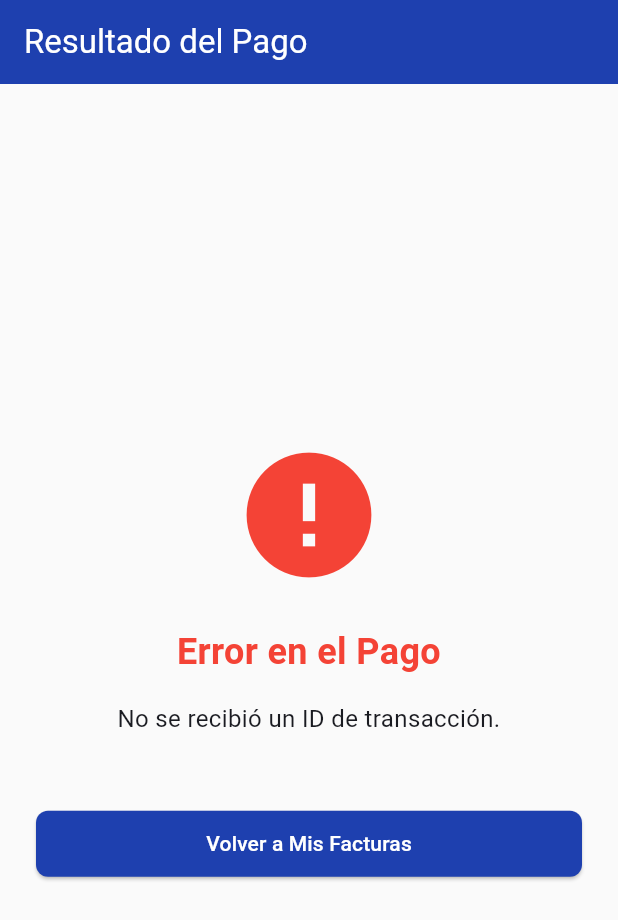
After one commit to JorgeACastr0/Big-Pagos-App-Plataforma-Web, a Flutter app: the PaymentResultScreen screen opened directly, on a phone screen of 412 x 824 dp. The commit adds this screen. Shown: the top 920 px of the screen. Run offline on Flutter 3.47's test engine with Material 3 defaults, Android fonts, the phone set to English and light mode, and no system bars; our stand-ins replace app_links, shared_preferences; accounts and stored records are empty.

Commit message:
Redireccion de pago a la app completamente funcional

```diff
--- a/mobile/bigpagos_mobile/lib/main.dart
+++ b/mobile/bigpagos_mobile/lib/main.dart
@@ -1,9 +1,16 @@
+import 'dart:async';
+
+import 'package:bigpagos_mobile/screens/payment_result_screen.dart';
 import 'package:flutter/material.dart';
 import 'package:provider/provider.dart';
+import 'package:app_links/app_links.dart'; // Updated package
+
 import 'package:bigpagos_mobile/providers/auth_provider.dart';
 import 'package:bigpagos_mobile/screens/cedula_input_screen.dart';
 import 'package:bigpagos_mobile/screens/invoice_list_screen.dart';
-import 'package:bigpagos_mobile/screens/payment_screen.dart';
+
+// Global navigator key
+final GlobalKey<NavigatorState> navigatorKey = GlobalKey<NavigatorState>();
 
 void main() {
   runApp(
@@ -16,13 +23,62 @@ void main() {
   );
 }
 
-class MyApp extends StatelessWidget {
+class MyApp extends StatefulWidget {
   const MyApp({super.key});
+
+  @override
+  State<MyApp> createState() => _MyAppState();
+}
+
+class _MyAppState extends State<MyApp> {
+  late AppLinks _appLinks;
+  StreamSubscription<Uri>? _linkSubscription;
+
+  @override
+  void initState() {
+    super.initState();
+    _initDeepLinks();
+  }
+
+  @override
+  void dispose() {
+    _linkSubscription?.cancel();
+    super.dispose();
+  }
+
+  Future<void> _initDeepLinks() async {
+    _appLinks = AppLinks();
+
+    // Handle initial link when app is launched from cold start
+    final appLink = await _appLinks.getInitialAppLink();
+    if (appLink != null) {
+      _handleUri(appLink);
+    }
+
+    // Handle incoming links when app is running
+    _linkSubscription = _appLinks.uriLinkStream.listen((uri) {
+      if (!mounted) return;
+      _handleUri(uri);
+    });
+  }
+
+  void _handleUri(Uri uri) {
+    if (uri.scheme == 'bigpagos' && uri.host == 'payment' && uri.path == '/result') {
+      final transactionId = uri.queryParameters['id'];
+      navigatorKey.currentState?.pushAndRemoveUntil(
+        MaterialPageRoute(
+          builder: (context) => PaymentResultScreen(transactionId: transactionId),
+        ),
+        (route) => false,
+      );
+    }
+  }
 
   @override
   Widget build(BuildContext context) {
     return MaterialApp(
       title: 'BigPagos Mobile',
+      navigatorKey: navigatorKey, // Set the navigator key
       theme: ThemeData(
         primaryColor: const Color(0xFF1E40AF), // BigPagos blue
         colorScheme: ColorScheme.fromSeed(
@@ -59,7 +115,7 @@ class MyApp extends StatelessWidget {
       routes: {
         '/cedula': (context) => const CedulaInputScreen(),
         '/invoices': (context) => const InvoiceListScreen(),
-        '/payment': (context) => const PaymentScreen(),
+        // The result screen is now handled by the deeplink logic
       },
     );
   }
--- /dev/null
+++ b/mobile/bigpagos_mobile/lib/screens/payment_result_screen.dart
@@ -0,0 +1,68 @@
+
+import 'package:flutter/material.dart';
+
+class PaymentResultScreen extends StatelessWidget {
+  final String? transactionId;
+
+  const PaymentResultScreen({Key? key, this.transactionId}) : super(key: key);
+
+  @override
+  Widget build(BuildContext context) {
+    // A simple status based on the presence of the ID.
+    // In a real app, you would query your backend with this ID.
+    final bool isSuccess = transactionId != null && transactionId!.isNotEmpty;
+    final String message = isSuccess
+        ? 'ID de Transacción: $transactionId'
+        : 'No se recibió un ID de transacción.';
+    final IconData icon = isSuccess ? Icons.check_circle : Icons.error;
+    final Color color = isSuccess ? Colors.green : Colors.red;
+
+    return Scaffold(
+      appBar: AppBar(
+        title: const Text('Resultado del Pago'),
+        automaticallyImplyLeading: false, // Hide back button
+      ),
+      body: Center(
+        child: Padding(
+          padding: const EdgeInsets.all(24.0),
+          child: Column(
+            mainAxisAlignment: MainAxisAlignment.center,
+            children: [
+              Icon(icon, size: 100, color: color),
+              const SizedBox(height: 24),
+              Text(
+                isSuccess ? 'Pago Exitoso' : 'Error en el Pago',
+                style: TextStyle(
+                  fontSize: 24,
+                  fontWeight: FontWeight.bold,
+                  color: color,
+                ),
+                textAlign: TextAlign.center,
+              ),
+              const SizedBox(height: 16),
+              Text(
+                message,
+                textAlign: TextAlign.center,
+                style: const TextStyle(fontSize: 16),
+              ),
+              const SizedBox(height: 48),
+              SizedBox(
+                width: double.infinity,
+                child: ElevatedButton(
+                  onPressed: () {
+                    // Navigate back to the invoice list
+                    Navigator.of(context).pushNamedAndRemoveUntil(
+                      '/invoices',
+                      (route) => false,
+                    );
+                  },
+                  child: const Text('Volver a Mis Facturas'),
+                ),
+              ),
+            ],
+          ),
+        ),
+      ),
+    );
+  }
+}
--- a/mobile/bigpagos_mobile/lib/services/api_service.dart
+++ b/mobile/bigpagos_mobile/lib/services/api_service.dart
@@ -3,7 +3,7 @@ import 'package:http/http.dart' as http;
 import 'package:bigpagos_mobile/models/invoice.dart';
 
 class ApiService {
-  static const String baseUrl = 'http://192.168.22.209:3000'; // Para dispositivo físico
+  static const String baseUrl = 'http://10.51.180.209:3000'; // Para dispositivo físico
 
   Future<List<Invoice>> getInvoicesByCedula(String cedula) async {
     try {
--- a/mobile/bigpagos_mobile/pubspec.yaml
+++ b/mobile/bigpagos_mobile/pubspec.yaml
@@ -39,6 +39,7 @@ dependencies:
   shared_preferences: ^2.5.3
   intl: ^0.20.2
   url_launcher: ^6.1.12
+  app_links: ^3.4.1
 
 dev_dependencies:
   flutter_test:
```
Also changed, not shown: mobile/bigpagos_mobile/pubspec.lock, 2 other files.
